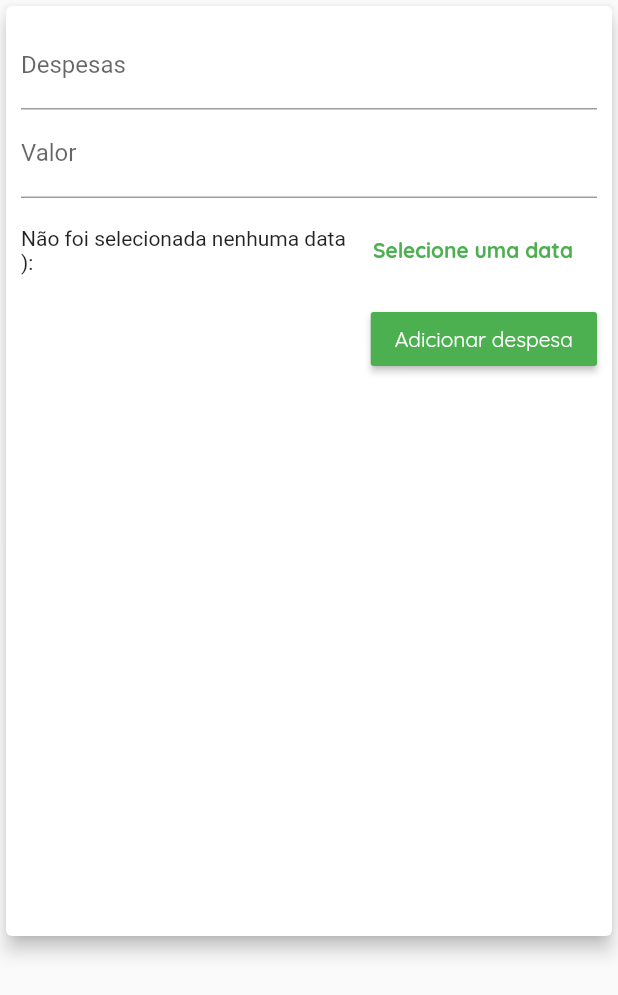
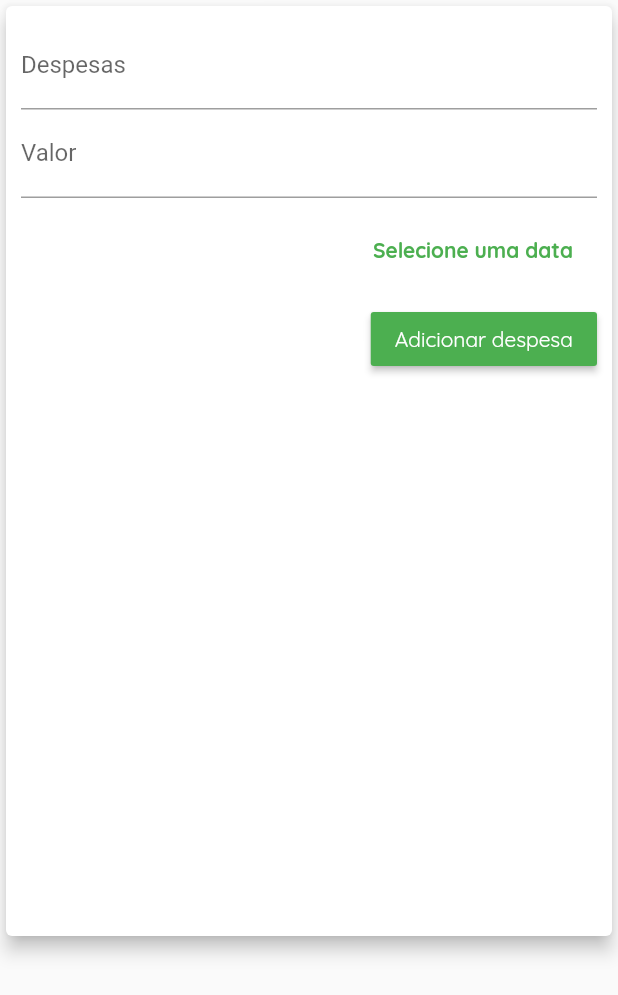
Before and after one commit to mturchet/personal_expenses, a Flutter app: the NewTransaction widget shown alone on an empty page, opened directly with empty values, on a phone screen of 412 x 824 dp. Shown: the top 995 px of the screen. Run offline on Flutter 3.47's test engine with Material 2 defaults, Android fonts, the phone set to English and light mode, and no system bars; statements that could not run were skipped.

Commit message:
slight changes

```diff
--- a/lib/main.dart
+++ b/lib/main.dart
@@ -61,6 +61,10 @@ class _MyHomePageState extends State<MyHomePage> {
     //   date: DateTime.now(),
     // ),
   ];
+
+  List<Transaction> get _userOrderedTransactions {
+    return _userTransactions.reversed.toList();
+  }
 
   List<Transaction> get _recentTransactions {
     return _userTransactions.where((tx) {
@@ -127,7 +131,7 @@ class _MyHomePageState extends State<MyHomePage> {
               _recentTransactions,
             ),
             // NewTransaction(_addNewTransaction),
-            TransactionList(_userTransactions, _deleteTransaction),
+            TransactionList(_userOrderedTransactions, _deleteTransaction),
           ],
         ),
       ),
--- a/lib/widgets/new_transaction.dart
+++ b/lib/widgets/new_transaction.dart
@@ -82,7 +82,7 @@ class _NewTransactionState extends State<NewTransaction> {
                   children: [
                     Expanded(
                       child: Text(_selectedDate == null
-                          ? 'Não foi selecionada nenhuma data ):'
+                          ? ''
                           : 'Data selecionada: ${DateFormat.yMd().format(_selectedDate)}'),
                     ),
                     FlatButton(
--- a/lib/widgets/transaction_list.dart
+++ b/lib/widgets/transaction_list.dart
@@ -12,7 +12,7 @@ class TransactionList extends StatelessWidget {
   @override
   Widget build(BuildContext context) {
     return Container(
-      height: 600,
+      height: 500,
       child: transactions.isEmpty
           ? Column(
               children: [
```
